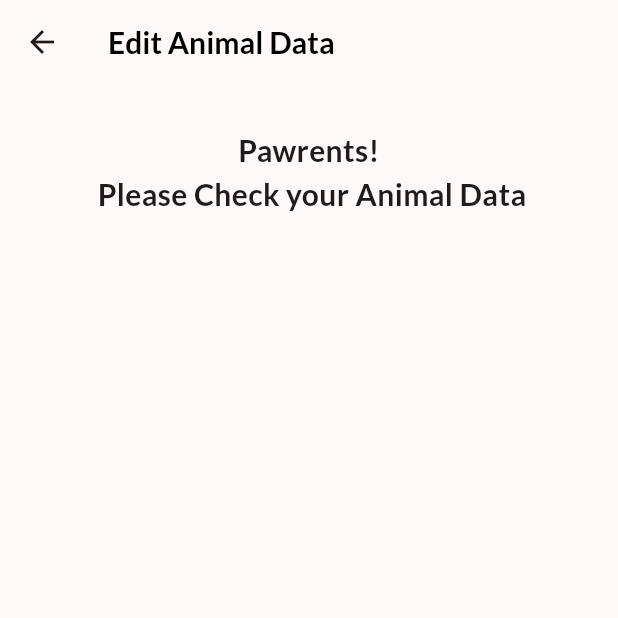
After one commit to Tiarasekarsini/067_AloAnimal, a Flutter app: the EditAnimal screen opened directly, on a phone screen of 412 x 824 dp, the top half of it. The commit adds this screen. Run offline on Flutter 3.47's test engine with Material 2 defaults, Android fonts, the phone set to English and light mode, and no system bars; our stand-ins replace cloud_firestore, firebase_core, fluttertoast, google_fonts, smooth_page_indicator; accounts and stored records are empty.

Commit message:
create metode for edit animal data in animal controller

```diff
--- /dev/null
+++ b/lib/view/animaldata/edit_animal.dart
@@ -0,0 +1,38 @@
+import 'package:flutter/material.dart';
+import 'package:google_fonts/google_fonts.dart';
+
+class EditAnimal extends StatefulWidget {
+  const EditAnimal({super.key});
+
+  @override
+  State<EditAnimal> createState() => _EditAnimalState();
+}
+
+class _EditAnimalState extends State<EditAnimal> {
+  @override
+  var formkey = GlobalKey<FormState>();
+  Widget build(BuildContext context) {
+    return Scaffold(
+        appBar: AppBar(
+          title: const Text('Edit Animal Data'),
+          titleTextStyle: GoogleFonts.lato(
+              fontSize: 20, fontWeight: FontWeight.bold, color: Colors.black),
+        ),
+        body: SingleChildScrollView(
+            padding: const EdgeInsets.all(20),
+            child: Form(
+                key: formkey,
+                child: Stack(children: [
+                  Container(
+                    margin: const EdgeInsets.only(top: 10, left: 10, right: 10),
+                    alignment: Alignment.center,
+                    child: Text(
+                      'Pawrents! \n Please Check your Animal Data',
+                      style: GoogleFonts.lato(
+                          fontSize: 20, fontWeight: FontWeight.bold),
+                      textAlign: TextAlign.center,
+                    ),
+                  )
+                ]))));
+  }
+}
```
Also changed, not shown: lib/controller/animal_controller.dart (+15 -0 lines), lib/view/animaldata/animaldata.dart (+8 -1 lines).
